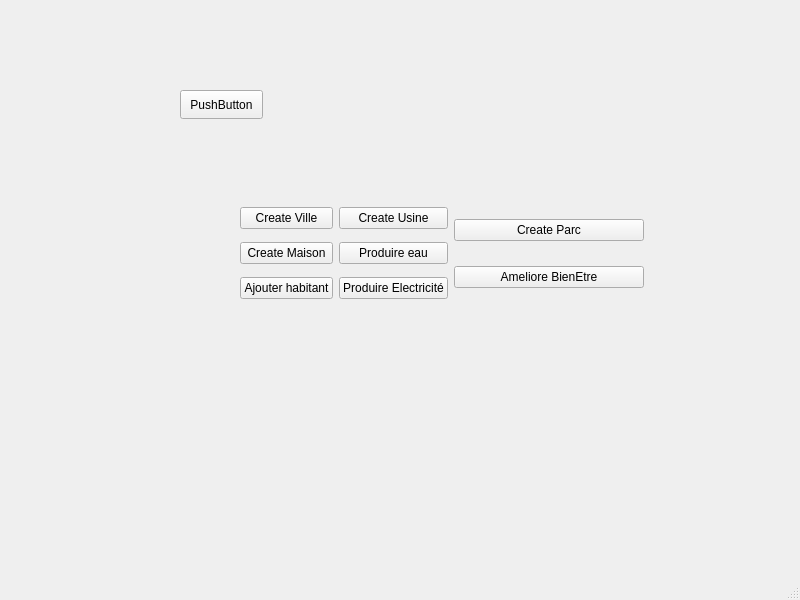
Aziz-Jalleli/VirtualCity, file mainwindow.ui: the form before one commit.
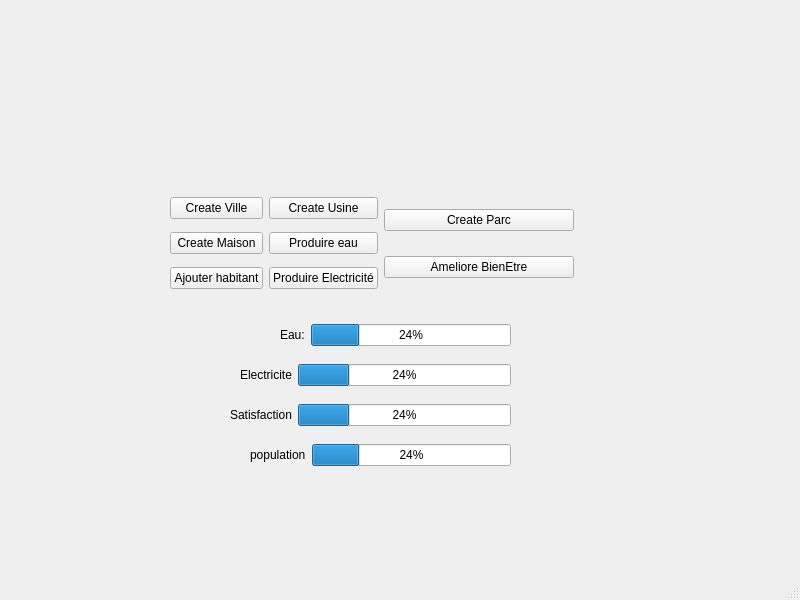
The form after the commit.

```diff
--- a/mainwindow.ui
+++ b/mainwindow.ui
@@ -17,8 +17,8 @@
    <widget class="QWidget" name="layoutWidget">
     <property name="geometry">
      <rect>
-      <x>240</x>
-      <y>200</y>
+      <x>170</x>
+      <y>190</y>
       <width>404</width>
       <height>107</height>
      </rect>
@@ -98,18 +98,109 @@
      </item>
     </layout>
    </widget>
-   <widget class="QPushButton" name="pushButton">
+   <widget class="QWidget" name="">
     <property name="geometry">
      <rect>
-      <x>180</x>
-      <y>90</y>
-      <width>83</width>
-      <height>29</height>
+      <x>230</x>
+      <y>400</y>
+      <width>281</width>
+      <height>30</height>
      </rect>
     </property>
-    <property name="text">
-     <string>PushButton</string>
+    <layout class="QHBoxLayout" name="horizontalLayout_5">
+     <item>
+      <widget class="QLabel" name="label_3">
+       <property name="text">
+        <string>Satisfaction</string>
+       </property>
+      </widget>
+     </item>
+     <item>
+      <widget class="QProgressBar" name="satisfaction">
+       <property name="value">
+        <number>24</number>
+       </property>
+      </widget>
+     </item>
+    </layout>
+   </widget>
+   <widget class="QWidget" name="">
+    <property name="geometry">
+     <rect>
+      <x>240</x>
+      <y>360</y>
+      <width>271</width>
+      <height>30</height>
+     </rect>
     </property>
+    <layout class="QHBoxLayout" name="horizontalLayout_4">
+     <item>
+      <widget class="QLabel" name="label_2">
+       <property name="text">
+        <string>Electricite</string>
+       </property>
+      </widget>
+     </item>
+     <item>
+      <widget class="QProgressBar" name="Electricite">
+       <property name="value">
+        <number>24</number>
+       </property>
+      </widget>
+     </item>
+    </layout>
+   </widget>
+   <widget class="QWidget" name="">
+    <property name="geometry">
+     <rect>
+      <x>280</x>
+      <y>320</y>
+      <width>231</width>
+      <height>30</height>
+     </rect>
+    </property>
+    <layout class="QHBoxLayout" name="horizontalLayout_3">
+     <item>
+      <widget class="QLabel" name="label">
+       <property name="text">
+        <string>Eau:</string>
+       </property>
+      </widget>
+     </item>
+     <item>
+      <widget class="QProgressBar" name="Eau">
+       <property name="value">
+        <number>24</number>
+       </property>
+      </widget>
+     </item>
+    </layout>
+   </widget>
+   <widget class="QWidget" name="">
+    <property name="geometry">
+     <rect>
+      <x>250</x>
+      <y>440</y>
+      <width>261</width>
+      <height>30</height>
+     </rect>
+    </property>
+    <layout class="QHBoxLayout" name="horizontalLayout_6">
+     <item>
+      <widget class="QLabel" name="label_4">
+       <property name="text">
+        <string>population</string>
+       </property>
+      </widget>
+     </item>
+     <item>
+      <widget class="QProgressBar" name="bienetre">
+       <property name="value">
+        <number>24</number>
+       </property>
+      </widget>
+     </item>
+    </layout>
    </widget>
   </widget>
   <widget class="QMenuBar" name="menubar">
```
